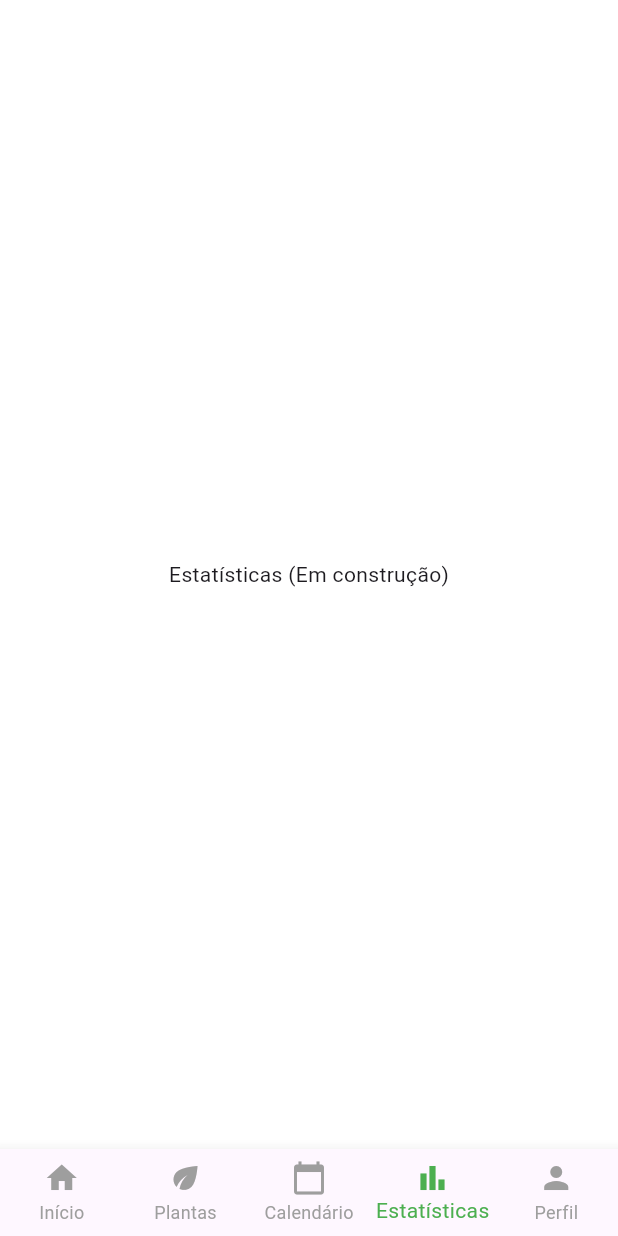
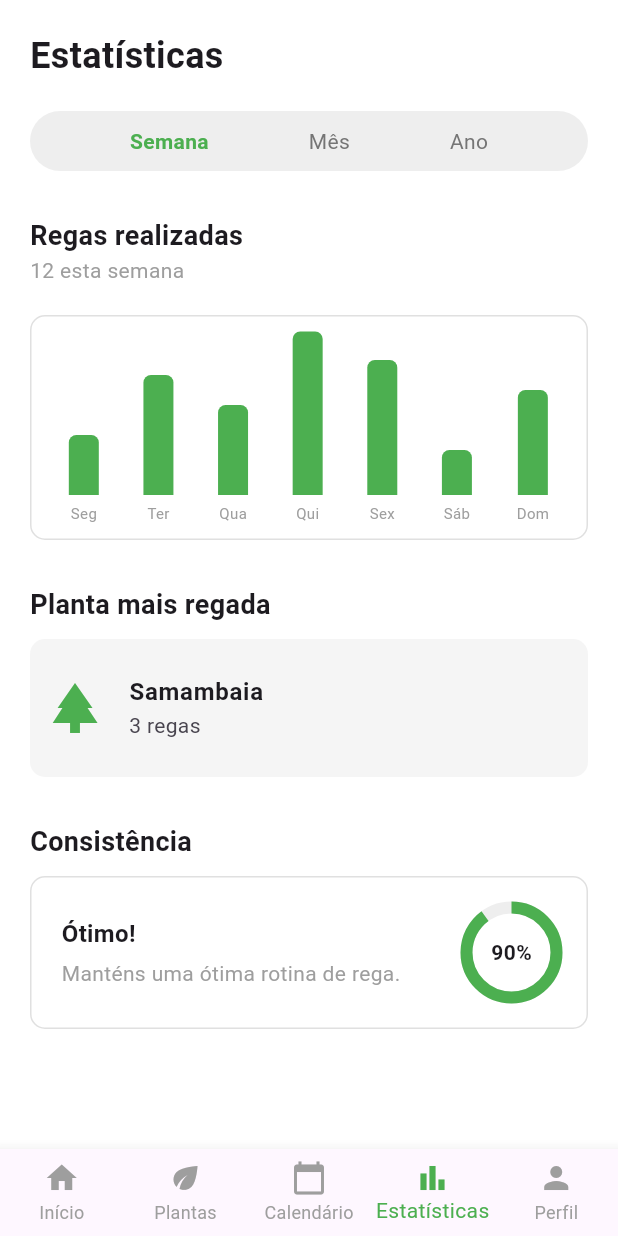
Before and after one commit to diogoAraujo-EST/projeto_cm-CERES, a Flutter app: the MainNavScreen screen opened directly, item 4 of the bottom bar chosen, on a phone screen of 412 x 824 dp. Run offline on Flutter 3.47's test engine with Material 3 defaults, Android fonts, the phone set to English and light mode, and no system bars.

Commit message:
Estatisticas mockup beta
Nada funciona é só mesmo visual as barras e assim tudo hardcoded

```diff
--- a/lib/screens/main_nav_screen.dart
+++ b/lib/screens/main_nav_screen.dart
@@ -1,6 +1,7 @@
 import 'package:flutter/material.dart';
 import 'package:projeto_cm/screens/profile_screen.dart';
 import 'home_screen.dart';
+import 'statistics_screen.dart';
 
 class MainNavScreen extends StatefulWidget {
   const MainNavScreen({super.key});
@@ -17,7 +18,7 @@ class _MainNavScreenState extends State<MainNavScreen> {
     const HomeScreen(),
     const Center(child: Text("Página das Plantas")),
     const Center(child: Text("Calendário (Em construção)")),
-    const Center(child: Text("Estatísticas (Em construção)")),
+    const StatisticsScreen(),
     const ProfileScreen(),
   ];
 
--- /dev/null
+++ b/lib/screens/statistics_screen.dart
@@ -0,0 +1,145 @@
+import 'package:flutter/material.dart';
+
+class StatisticsScreen extends StatelessWidget {
+  const StatisticsScreen({super.key});
+
+  @override
+  Widget build(BuildContext context) {
+    return SafeArea(
+      child: ListView(
+        padding: const EdgeInsets.all(20.0),
+        children: [
+          const Text(
+            'Estatísticas',
+            style: TextStyle(fontSize: 24, fontWeight: FontWeight.bold),
+          ),
+          const SizedBox(height: 20),
+
+          // "Abas" Falsas Mockup)
+          Container(
+            padding: const EdgeInsets.symmetric(vertical: 10),
+            decoration: BoxDecoration(
+              color: Colors.grey.shade200,
+              borderRadius: BorderRadius.circular(20),
+            ),
+            child: Row(
+              mainAxisAlignment: MainAxisAlignment.spaceEvenly,
+              children: [
+                const Text('Semana', style: TextStyle(fontWeight: FontWeight.bold, color: Colors.green)),
+                Text('Mês', style: TextStyle(color: Colors.grey.shade600)),
+                Text('Ano', style: TextStyle(color: Colors.grey.shade600)),
+              ],
+            ),
+          ),
+          const SizedBox(height: 30),
+
+          // Secção do Gráfico
+          const Text('Regas realizadas', style: TextStyle(fontSize: 18, fontWeight: FontWeight.bold)),
+          const Text('12 esta semana', style: TextStyle(color: Colors.grey)),
+          const SizedBox(height: 20),
+
+          // Conteiners para fazer barras falsas
+          Container(
+            height: 150,
+            padding: const EdgeInsets.all(10),
+            decoration: BoxDecoration(
+              border: Border.all(color: Colors.grey.shade300),
+              borderRadius: BorderRadius.circular(10),
+            ),
+            child: Row(
+              crossAxisAlignment: CrossAxisAlignment.end,
+              mainAxisAlignment: MainAxisAlignment.spaceAround,
+              children: [
+                _buildFakeBar(40, 'Seg'),
+                _buildFakeBar(80, 'Ter'),
+                _buildFakeBar(60, 'Qua'),
+                _buildFakeBar(109, 'Qui'),
+                _buildFakeBar(90, 'Sex'),
+                _buildFakeBar(30, 'Sáb'),
+                _buildFakeBar(70, 'Dom'),
+              ],
+            ),
+          ),
+
+          const SizedBox(height: 30),
+
+          // Planta mais regada hardcoded
+          const Text('Planta mais regada', style: TextStyle(fontSize: 18, fontWeight: FontWeight.bold)),
+          const SizedBox(height: 10),
+          ListTile(
+            contentPadding: const EdgeInsets.all(10),
+            tileColor: Colors.grey.shade100,
+            shape: RoundedRectangleBorder(borderRadius: BorderRadius.circular(10)),
+            leading: const Icon(Icons.park, color: Colors.green, size: 40),
+            title: const Text('Samambaia', style: TextStyle(fontWeight: FontWeight.bold)),
+            subtitle: const Text('3 regas'),
+          ),
+
+          const SizedBox(height: 30),
+
+          // Consistência
+          const Text('Consistência', style: TextStyle(fontSize: 18, fontWeight: FontWeight.bold)),
+          const SizedBox(height: 10),
+          Container(
+            padding: const EdgeInsets.all(20),
+            decoration: BoxDecoration(
+              border: Border.all(color: Colors.grey.shade300),
+              borderRadius: BorderRadius.circular(10),
+            ),
+            child: Row(
+              children: [
+                const Expanded(
+                  child: Column(
+                    crossAxisAlignment: CrossAxisAlignment.start,
+                    children: [
+                      Text('Ótimo!', style: TextStyle(fontWeight: FontWeight.bold, fontSize: 16)),
+                      SizedBox(height: 5),
+                      Text('Manténs uma ótima rotina de rega.', style: TextStyle(color: Colors.grey)),
+                    ],
+                  ),
+                ),
+                // Gráfico circular
+                Stack(
+                  alignment: Alignment.center,
+                  children: [
+                    SizedBox(
+                      width: 60,
+                      height: 60,
+                      child: CircularProgressIndicator(
+                        value: 0.9, // 90%
+                        backgroundColor: Colors.grey.shade200,
+                        color: Colors.green,
+                        strokeWidth: 8,
+                      ),
+                    ),
+                    const Text('90%', style: TextStyle(fontWeight: FontWeight.bold)),
+                  ],
+                ),
+              ],
+            ),
+          ),
+          const SizedBox(height: 30),
+        ],
+      ),
+    );
+  }
+
+  // Função auxiliar para a barra do gráfico falsa
+  Widget _buildFakeBar(double height, String label) {
+    return Column(
+      mainAxisAlignment: MainAxisAlignment.end,
+      children: [
+        Container(
+          width: 20,
+          height: height,
+          decoration: const BoxDecoration(
+            color: Colors.green,
+            borderRadius: BorderRadius.only(topLeft: Radius.circular(5), topRight: Radius.circular(5)),
+          ),
+        ),
+        const SizedBox(height: 5),
+        Text(label, style: const TextStyle(fontSize: 10, color: Colors.grey)),
+      ],
+    );
+  }
+}
```
